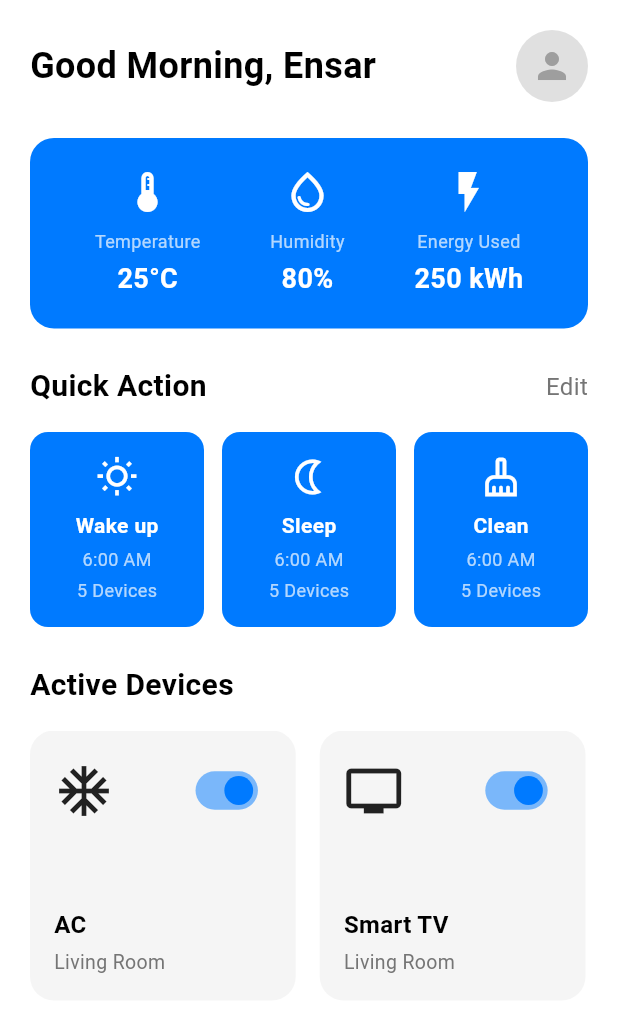
After one commit to shubha113/cofe_flutter, a Flutter app: the DashboardScreen screen opened by its route, on a phone screen of 412 x 824 dp. The commit adds this screen. Shown: the top 1012 px of the screen. Run offline on Flutter 3.47's test engine with Material 3 defaults, Android fonts, the light colour scheme and no system bars; our stand-ins replace shared_preferences; accounts and stored records are empty.

Commit message:
Add new dashboard screen

```diff
--- /dev/null
+++ b/devtools_options.yaml
@@ -0,0 +1,3 @@
+description: This file stores settings for Dart & Flutter DevTools.
+documentation: https://docs.flutter.dev/tools/devtools/extensions#configure-extension-enablement-states
+extensions:
--- a/lib/main.dart
+++ b/lib/main.dart
@@ -3,6 +3,7 @@ import 'package:shared_preferences/shared_preferences.dart';
 
 import 'screens/login_screen.dart';
 import 'screens/register_screen.dart';
+import 'screens/dashboard_screen.dart';
 
 Future<void> main() async {
   WidgetsFlutterBinding.ensureInitialized();
@@ -27,9 +28,7 @@ class MyApp extends StatelessWidget {
       routes: {
         '/login': (context) => const LoginScreen(),
         '/register': (context) => const RegisterScreen(),
-        '/dashboard': (context) => const Scaffold(
-          body: Center(child: Text('Dashboard')),
-        ), // temporary
+        '/dashboard': (context) => const DashboardScreen(),// temporary
       },
     );
   }
--- /dev/null
+++ b/lib/screens/dashboard_screen.dart
@@ -0,0 +1,356 @@
+import 'package:flutter/material.dart';
+import '../utils/constants.dart';
+
+class DashboardScreen extends StatefulWidget {
+  const DashboardScreen({super.key});
+
+  @override
+  State<DashboardScreen> createState() => _DashboardScreenState();
+}
+
+class _DashboardScreenState extends State<DashboardScreen> {
+  // Device states (true = ON, false = OFF)
+  Map<String, bool> deviceStates = {
+    'AC': true,
+    'Smart TV': true,
+    'Smart Bulb': false,
+    'Washing Machine': true,
+    'Smart Fan': false,
+    'Refrigerator': true,
+  };
+
+  @override
+  Widget build(BuildContext context) {
+    return Scaffold(
+      backgroundColor: Colors.white,
+      body: SafeArea(
+        child: SingleChildScrollView(
+          child: Padding(
+            padding: const EdgeInsets.all(20),
+            child: Column(
+              crossAxisAlignment: CrossAxisAlignment.start,
+              children: [
+                // Header
+                _buildHeader(),
+                const SizedBox(height: 24),
+
+                // Stats Card
+                _buildStatsCard(),
+                const SizedBox(height: 24),
+
+                // Quick Actions
+                _buildQuickActions(),
+                const SizedBox(height: 24),
+
+                // Active Devices
+                _buildActiveDevices(),
+              ],
+            ),
+          ),
+        ),
+      ),
+    );
+  }
+
+  Widget _buildHeader() {
+    return Row(
+      mainAxisAlignment: MainAxisAlignment.spaceBetween,
+      children: [
+        const Text(
+          'Good Morning, Ensar',
+          style: TextStyle(
+            fontSize: 24,
+            fontWeight: FontWeight.bold,
+            color: Colors.black,
+          ),
+        ),
+        CircleAvatar(
+          radius: 24,
+          backgroundColor: Colors.grey[300],
+          child: const Icon(Icons.person, color: Colors.grey, size: 28),
+        ),
+      ],
+    );
+  }
+
+  Widget _buildStatsCard() {
+    return Container(
+      padding: const EdgeInsets.all(20),
+      decoration: BoxDecoration(
+        color: AppConstants.primaryBlue,
+        borderRadius: BorderRadius.circular(16),
+      ),
+      child: Row(
+        mainAxisAlignment: MainAxisAlignment.spaceAround,
+        children: [
+          _buildStatItem(Icons.thermostat_outlined, 'Temperature', '25°C'),
+          _buildStatItem(Icons.water_drop_outlined, 'Humidity', '80%'),
+          _buildStatItem(Icons.flash_on_outlined, 'Energy Used', '250 kWh'),
+        ],
+      ),
+    );
+  }
+
+  Widget _buildStatItem(IconData icon, String label, String value) {
+    return Column(
+      children: [
+        Icon(icon, color: Colors.white, size: 32),
+        const SizedBox(height: 8),
+        Text(
+          label,
+          style: const TextStyle(
+            color: Colors.white70,
+            fontSize: 12,
+          ),
+        ),
+        const SizedBox(height: 4),
+        Text(
+          value,
+          style: const TextStyle(
+            color: Colors.white,
+            fontSize: 18,
+            fontWeight: FontWeight.bold,
+          ),
+        ),
+      ],
+    );
+  }
+
+  Widget _buildQuickActions() {
+    return Column(
+      children: [
+        Row(
+          mainAxisAlignment: MainAxisAlignment.spaceBetween,
+          children: [
+            const Text(
+              'Quick Action',
+              style: TextStyle(
+                fontSize: 20,
+                fontWeight: FontWeight.bold,
+                color: Colors.black,
+              ),
+            ),
+            Text(
+              'Edit',
+              style: TextStyle(
+                fontSize: 16,
+                color: Colors.grey[600],
+              ),
+            ),
+          ],
+        ),
+        const SizedBox(height: 16),
+        Row(
+          children: [
+            Expanded(
+              child: _buildQuickActionCard(
+                Icons.wb_sunny_outlined,
+                'Wake up',
+                '6:00 AM',
+                '5 Devices',
+              ),
+            ),
+            const SizedBox(width: 12),
+            Expanded(
+              child: _buildQuickActionCard(
+                Icons.nightlight_outlined,
+                'Sleep',
+                '6:00 AM',
+                '5 Devices',
+              ),
+            ),
+            const SizedBox(width: 12),
+            Expanded(
+              child: _buildQuickActionCard(
+                Icons.cleaning_services_outlined,
+                'Clean',
+                '6:00 AM',
+                '5 Devices',
+              ),
+            ),
+          ],
+        ),
+      ],
+    );
+  }
+
+  Widget _buildQuickActionCard(
+      IconData icon,
+      String title,
+      String time,
+      String devices,
+      ) {
+    return Container(
+      padding: const EdgeInsets.all(16),
+      decoration: BoxDecoration(
+        color: AppConstants.primaryBlue,
+        borderRadius: BorderRadius.circular(12),
+      ),
+      child: Column(
+        children: [
+          Icon(icon, color: Colors.white, size: 28),
+          const SizedBox(height: 8),
+          Text(
+            title,
+            style: const TextStyle(
+              color: Colors.white,
+              fontSize: 14,
+              fontWeight: FontWeight.w600,
+            ),
+          ),
+          const SizedBox(height: 4),
+          Text(
+            time,
+            style: const TextStyle(
+              color: Colors.white70,
+              fontSize: 12,
+            ),
+          ),
+          const SizedBox(height: 4),
+          Text(
+            devices,
+            style: const TextStyle(
+              color: Colors.white70,
+              fontSize: 12,
+            ),
+          ),
+        ],
+      ),
+    );
+  }
+
+  Widget _buildActiveDevices() {
+    return Column(
+      crossAxisAlignment: CrossAxisAlignment.start,
+      children: [
+        const Text(
+          'Active Devices',
+          style: TextStyle(
+            fontSize: 20,
+            fontWeight: FontWeight.bold,
+            color: Colors.black,
+          ),
+        ),
+        const SizedBox(height: 16),
+        // Horizontal scrollable device cards (2 visible at a time)
+        SizedBox(
+          height: 180,  // Height of device cards
+          child: ListView.builder(
+            scrollDirection: Axis.horizontal,
+            itemCount: deviceStates.length,
+            itemBuilder: (context, index) {
+              final deviceName = deviceStates.keys.elementAt(index);
+              final isOn = deviceStates[deviceName]!;
+              return Container(
+                width: MediaQuery.of(context).size.width * 0.43,
+                margin: EdgeInsets.only(
+                  right: 16,
+                  left: index == 0 ? 0 : 0,
+                ),
+                child: _buildDeviceCard(deviceName, isOn),
+              );
+            },
+          ),
+        ),
+      ],
+    );
+  }
+
+  Widget _buildDeviceCard(String deviceName, bool isOn) {
+    IconData deviceIcon;
+
+    // Choose icon based on device name
+    switch (deviceName) {
+      case 'AC':
+        deviceIcon = Icons.ac_unit_outlined;
+        break;
+      case 'Smart TV':
+        deviceIcon = Icons.tv_outlined;
+        break;
+      case 'Smart Bulb':
+        deviceIcon = Icons.lightbulb_outline;
+        break;
+      case 'Washing Machine':
+        deviceIcon = Icons.local_laundry_service_outlined;
+        break;
+      case 'Smart Fan':
+        deviceIcon = Icons.air_outlined;
+        break;
+      case 'Refrigerator':
+        deviceIcon = Icons.kitchen_outlined;
+        break;
+      default:
+        deviceIcon = Icons.devices_outlined;
+    }
+
+    return Container(
+      padding: const EdgeInsets.all(16),
+      decoration: BoxDecoration(
+        color: Colors.grey[100],
+        borderRadius: BorderRadius.circular(16),
+      ),
+      child: Column(
+        mainAxisAlignment: MainAxisAlignment.spaceBetween,
+        crossAxisAlignment: CrossAxisAlignment.start,
+        children: [
+          // Icon and Toggle
+          Row(
+            mainAxisAlignment: MainAxisAlignment.spaceBetween,
+            children: [
+              Icon(
+                deviceIcon,
+                size: 40,
+                color: Colors.black87,
+              ),
+              Transform.scale(
+                scale: 0.8,
+                child: Switch(
+                  value: isOn,
+                  onChanged: (value) {
+                    setState(() {
+                      deviceStates[deviceName] = value;
+                    });
+
+                    // Show feedback
+                    ScaffoldMessenger.of(context).showSnackBar(
+                      SnackBar(
+                        content: Text(
+                          '$deviceName turned ${value ? "ON" : "OFF"}',
+                        ),
+                        duration: const Duration(milliseconds: 800),
+                      ),
+                    );
+                  },
+                  activeColor: AppConstants.primaryBlue,
+                ),
+              ),
+            ],
+          ),
+
+          // Device Name and Location
+          Column(
+            crossAxisAlignment: CrossAxisAlignment.start,
+            children: [
+              Text(
+                deviceName,
+                style: const TextStyle(
+                  fontSize: 16,
+                  fontWeight: FontWeight.w600,
+                  color: Colors.black,
+                ),
+              ),
+              const SizedBox(height: 4),
+              Text(
+                'Living Room',
+                style: TextStyle(
+                  fontSize: 13,
+                  color: Colors.grey[600],
+                ),
+              ),
+            ],
+          ),
+        ],
+      ),
+    );
+  }
+}
```
